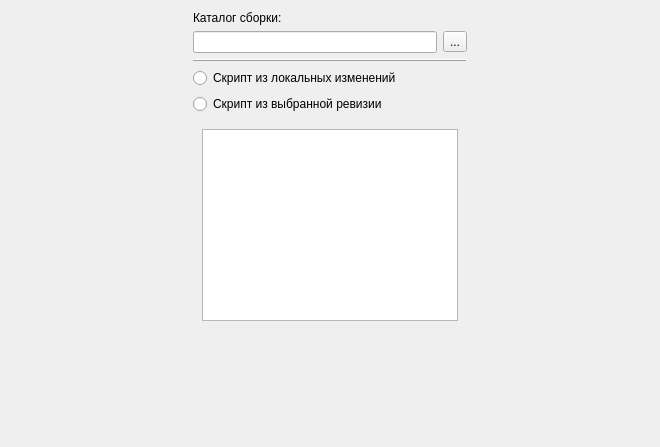
This is DiffToScript/wizard/actionpage.ui in Smitt64/WorkFMT as Qt 5 draws it before an edit. The edited form follows.
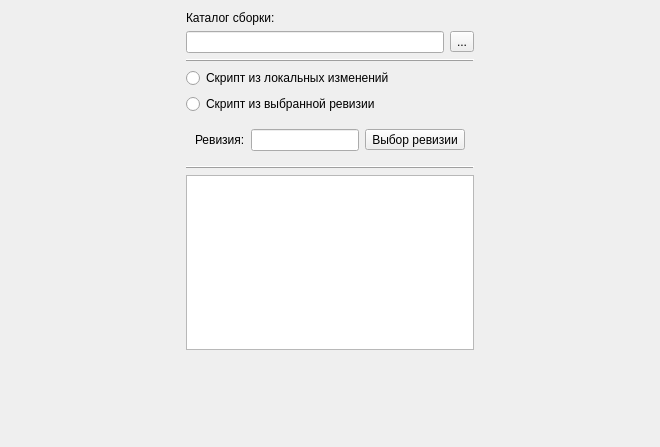
This is the edited form. Icons and pictures are not drawn.

What changed in the file:
```diff
--- a/DiffToScript/wizard/actionpage.ui
+++ b/DiffToScript/wizard/actionpage.ui
@@ -13,9 +13,9 @@
   <property name="windowTitle">
    <string>WizardPage</string>
   </property>
-  <layout class="QVBoxLayout" name="verticalLayout_3">
+  <layout class="QVBoxLayout" name="verticalLayout_2">
    <item>
-    <layout class="QHBoxLayout" name="horizontalLayout_2">
+    <layout class="QHBoxLayout" name="horizontalLayout_3">
      <item>
       <spacer name="horizontalSpacer_2">
        <property name="orientation">
@@ -30,7 +30,7 @@
       </spacer>
      </item>
      <item>
-      <layout class="QVBoxLayout" name="verticalLayout_2">
+      <layout class="QVBoxLayout" name="verticalLayout">
        <item>
         <widget class="QLabel" name="label">
          <property name="text">
@@ -85,17 +85,48 @@
         </widget>
        </item>
        <item>
-        <widget class="QStackedWidget" name="stackedWidget">
-         <widget class="QWidget" name="page">
-          <layout class="QVBoxLayout" name="verticalLayout">
-           <item>
-            <widget class="QListView" name="listView"/>
-           </item>
-          </layout>
-         </widget>
-         <widget class="QWidget" name="page_2"/>
+        <widget class="QWidget" name="widget" native="true">
+         <layout class="QHBoxLayout" name="horizontalLayout_2">
+          <item>
+           <widget class="QLabel" name="label_2">
+            <property name="text">
+             <string>Ревизия:</string>
+            </property>
+           </widget>
+          </item>
+          <item>
+           <widget class="QLineEdit" name="revisionEdit"/>
+          </item>
+          <item>
+           <widget class="QToolButton" name="logButton">
+            <property name="toolTip">
+             <string>Выбор ревизии</string>
+            </property>
+            <property name="text">
+             <string>Выбор ревизии</string>
+            </property>
+            <property name="icon">
+             <iconset resource="../../FmtLib/res/fmt.qrc">
+              <normaloff>:/img/book_32.png</normaloff>:/img/book_32.png</iconset>
+            </property>
+           </widget>
+          </item>
+         </layout>
         </widget>
        </item>
+       <item>
+        <widget class="QFrame" name="frame_2">
+         <property name="frameShape">
+          <enum>QFrame::HLine</enum>
+         </property>
+         <property name="frameShadow">
+          <enum>QFrame::Raised</enum>
+         </property>
+        </widget>
+       </item>
+       <item>
+        <widget class="QListView" name="listView"/>
+       </item>
       </layout>
      </item>
      <item>
```
Left out of the diff: 3 changed lines with no effect on the pictures.
